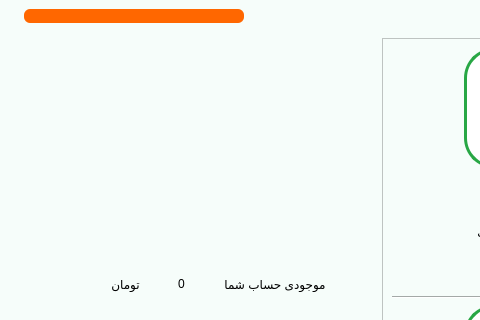
First picture: the form in main.ui, repository Farazist/raspberrypi-app, before the edit; both pictures show x 0 to 480 and y 0 to 320 of the 1000 by 600 pixel window.
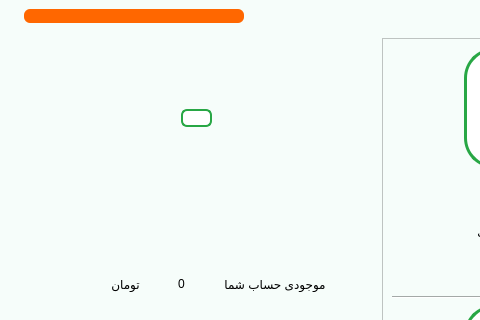
Second picture: the form after the edit. The open tabs and pages were chosen to show the change. Icons and pictures are not drawn.

Diff of the .ui file:
```diff
--- a/main.ui
+++ b/main.ui
@@ -4178,10 +4178,15 @@
           <property name="rightMargin">
            <number>50</number>
           </property>
-          <item alignment="Qt::AlignHCenter">
+          <item alignment="Qt::AlignHCenter|Qt::AlignVCenter">
            <widget class="QLabel" name="lblSelectedCharity">
             <property name="styleSheet">
-             <string notr="true">font: 26pt &quot;IRANSans&quot;;
+             <string notr="true">background-color: #ffffff; 
+padding-left: 10px; 
+padding-right: 10px;
+border: 2px solid #28a745;
+border-radius: 6px;
+font: 26pt &quot;IRANSansFaNum&quot;;
 color:#000000;</string>
             </property>
             <property name="text">
```
Left out of the diff: 2 changed lines with no effect on the pictures.
